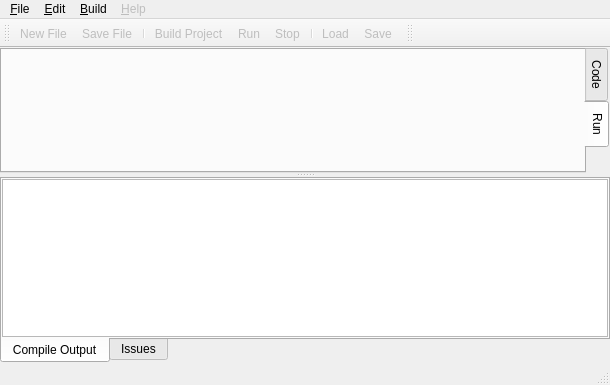
Above: src/simdsp.ui from lmcapacho/SimDSP before the change. Below: the same form after it.
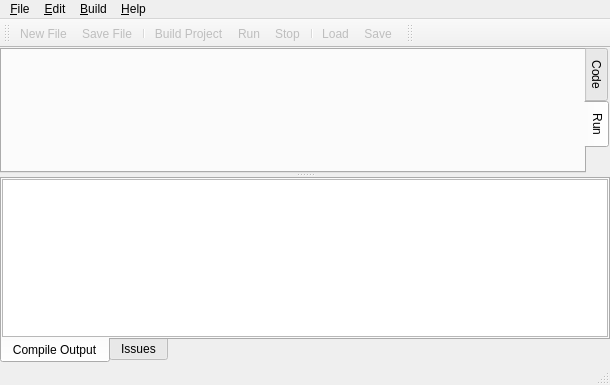
That is the form after the change. Icons and pictures are not drawn. Custom widgets are drawn as their Qt base class.

Commit message: Added about options in help menu

```diff
--- a/src/simdsp.ui
+++ b/src/simdsp.ui
@@ -328,7 +328,7 @@
    </widget>
    <widget class="QMenu" name="menuHelp">
     <property name="enabled">
-     <bool>false</bool>
+     <bool>true</bool>
     </property>
     <property name="title">
      <string>&amp;Help</string>
```
Left out of the diff: 12 changed lines with no effect on the pictures. The commit also changes 2 other files.
